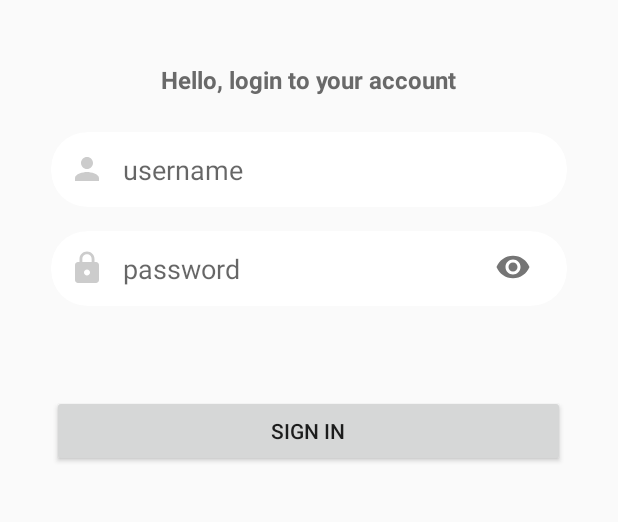
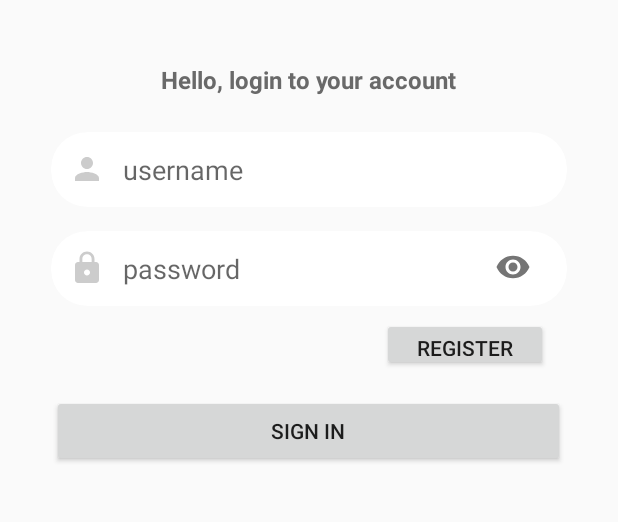
Before and after one commit to liadmor/RunBuddy, an Android app: the screen it shows after launch (MainActivity), after a tap on "SIGN IN", on a phone screen of 412 x 824 dp, the part 341-863 px from its top. Run offline under Robolectric (Android 15) with nearby library versions, the phone set to English and light mode, and no system bars; our stand-ins replace Volley; network calls fail.

Commit message:
register working

```diff
--- a/app/src/main/java/com/example/runbuddy/MainActivity.java
+++ b/app/src/main/java/com/example/runbuddy/MainActivity.java
@@ -37,14 +37,24 @@ public class MainActivity extends AppCompatActivity {
 
 
 
-        Button btn = (Button)findViewById(R.id.button_signin);
+        Button signIn = (Button)findViewById(R.id.button_signin);
+        Button register = (Button)findViewById(R.id.register);
 
-        btn.setOnClickListener(new View.OnClickListener() {
+        signIn.setOnClickListener(new View.OnClickListener() {
             @Override
             public void onClick(View v) {
                 EditText username = findViewById(R.id.et_username);
                 EditText password = findViewById(R.id.et_password);
-                loginRequest(username.getText().toString(), password.getText().toString());
+                makeRequest(username.getText().toString(), password.getText().toString(), "sign_in");
+            }
+        });
+
+        register.setOnClickListener(new View.OnClickListener() {
+            @Override
+            public void onClick(View v) {
+                EditText username = findViewById(R.id.et_username);
+                EditText password = findViewById(R.id.et_password);
+                makeRequest(username.getText().toString(), password.getText().toString(), "register");
             }
         });
 
@@ -62,14 +72,24 @@ public class MainActivity extends AppCompatActivity {
             case "UP":
                 login_error.setText("Password is incorrect, Try again!");
                 break;
+            case "error":
+                login_error.setText("Username already exists!");
         }
     }
 
 
-    private void loginRequest(String username, String password){
+    private void makeRequest(String username, String password, String action){
         try {
+            String URL = "";
             RequestQueue requestQueue = Volley.newRequestQueue(this);
-            String URL = "http://10.0.2.2:5000/auth/login";
+
+            if(action == "sign_in"){
+                URL = "http://10.0.2.2:5000/auth/login";
+            }
+            else if(action == "register"){
+                URL = "http://10.0.2.2:5000/auth/register";
+            }
+
             JSONObject jsonBody = new JSONObject();
             jsonBody.put("username", username);
             jsonBody.put("password", password);
@@ -80,15 +100,21 @@ public class MainActivity extends AppCompatActivity {
                 @Override
                 public void onResponse(CustomStringRequest.ResponseM result) {
                     //From here you will get headers
+
                     String sessionId = result.headers.get("Set-Cookie");
                     try {
                         JSONObject responseString = new JSONObject(result.response);
                         if (!responseString.getBoolean("result")) {
                             showMessage(responseString.getString("reason"));
                         }else{
-                            Intent mapIntent = new Intent(MainActivity.this, GoogleMapActivity.class);
-                            mapIntent.putExtra("cookie",sessionId);
-                            startActivity(mapIntent);
+                            if(action == "sign_in") {
+                                Intent mapIntent = new Intent(MainActivity.this, GoogleMapActivity.class);
+                                mapIntent.putExtra("cookie", sessionId);
+                                startActivity(mapIntent);
+                            }
+                            else{
+                                makeRequest(username, password, "sign_in");
+                            }
                         }
 
 
--- a/app/src/main/res/layout/activity_main.xml
+++ b/app/src/main/res/layout/activity_main.xml
@@ -133,6 +133,11 @@ tools:context=".LoginActivity">
                 </com.google.android.material.textfield.TextInputLayout>
             </androidx.cardview.widget.CardView>
 
+            <LinearLayout
+                android:layout_width="365dp"
+                android:layout_height="wrap_content"
+                android:orientation="horizontal">
+
                 <TextView
                     android:id="@+id/login_error"
                     android:layout_width="219dp"
@@ -141,6 +146,14 @@ tools:context=".LoginActivity">
                     android:layout_marginLeft="35dp"
                     android:layout_marginTop="16dp"
                     android:textColor="#EF0000" />
+
+                <Button
+                    android:id="@+id/register"
+                    android:layout_width="105dp"
+                    android:layout_height="match_parent"
+                    android:layout_weight="1"
+                    android:text="Register" />
+            </LinearLayout>
 
             <Button
                 android:id="@+id/button_signin"
```
Lines whose indentation alone changed are shown as unchanged.
